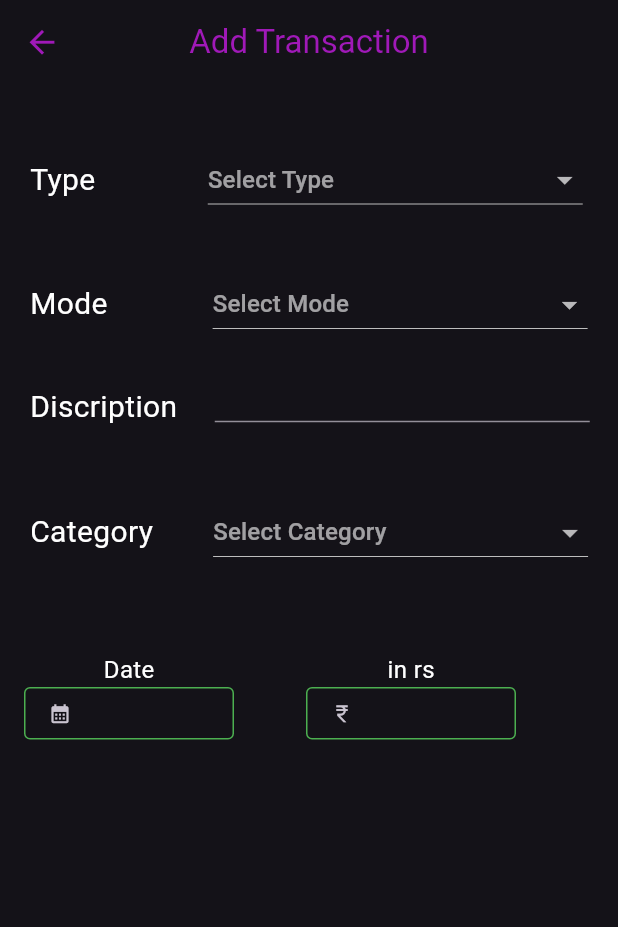
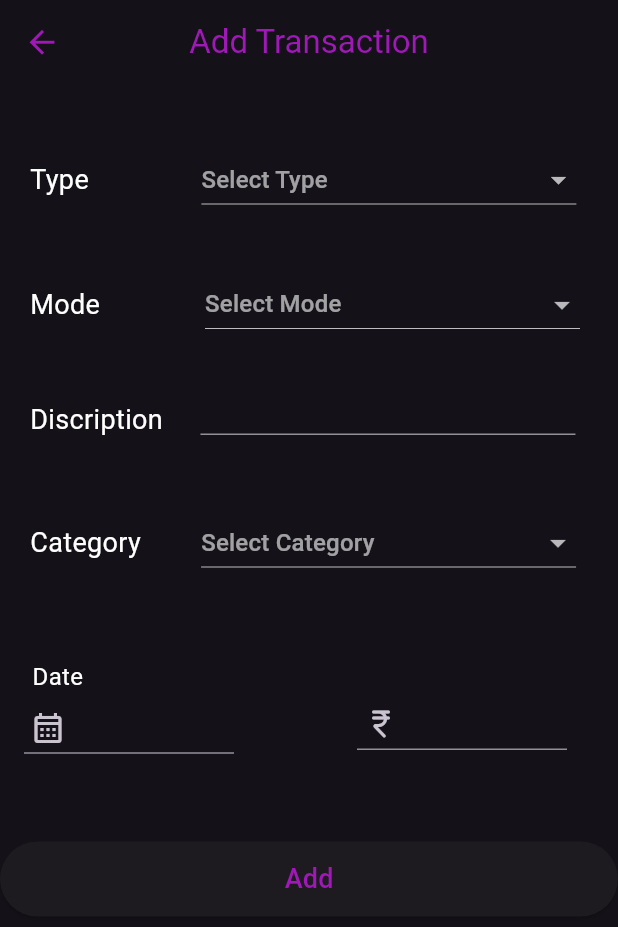
Before and after one commit to kunal-umap/Expances_Manager, a Flutter app: the add_Transaction screen opened directly, on a phone screen of 412 x 824 dp. Shown: the top 927 px of the screen. Run offline on Flutter 3.47's test engine with Material 2 defaults, Android fonts, the light colour scheme and no system bars; our stand-ins replace fl_chart.

Commit message:
add_transaction done

```diff
--- a/lib/pages/Home/home.dart
+++ b/lib/pages/Home/home.dart
@@ -47,7 +47,6 @@ class _bottom_barState extends State<Home> {
           ]),
       floatingActionButtonLocation: FloatingActionButtonLocation.miniEndFloat,
       floatingActionButton: FloatingActionButton(
-        elevation: 10.0,
         foregroundColor: Colors.black,
         onPressed: () {
           Navigator.of(context).push(
--- a/lib/pages/TransactionPage/Add_TransactionPage.dart
+++ b/lib/pages/TransactionPage/Add_TransactionPage.dart
@@ -1,6 +1,7 @@
 // ignore: file_names
 import 'package:expances_management/pages/Home/home.dart';
 import 'package:flutter/material.dart';
+import 'package:intl/intl.dart';
 
 // ignore: camel_case_types
 class add_Transaction extends StatefulWidget {
@@ -27,6 +28,7 @@ class _add_TransactionState extends State<add_Transaction> {
     ("EMI"),
     ("Gadget")
   ];
+  TextEditingController _date = TextEditingController();
 
   @override
   Widget build(BuildContext context) {
@@ -60,7 +62,7 @@ class _add_TransactionState extends State<add_Transaction> {
                 children: [
                   const Text(
                     "Type",
-                    style: TextStyle(fontSize: 20, color: Colors.white),
+                    style: TextStyle(fontSize: 18, color: Colors.white),
                   ),
                   const SizedBox(width: 75),
                   SizedBox(
@@ -90,7 +92,7 @@ class _add_TransactionState extends State<add_Transaction> {
                 children: [
                   const Text(
                     "Mode",
-                    style: TextStyle(fontSize: 20, color: Colors.white),
+                    style: TextStyle(fontSize: 18, color: Colors.white),
                   ),
                   const SizedBox(width: 70),
                   SizedBox(
@@ -110,7 +112,7 @@ class _add_TransactionState extends State<add_Transaction> {
                   )
                 ],
               )),
-          const SizedBox(height: 20),
+          const SizedBox(height: 30),
           const Padding(
               padding: EdgeInsets.fromLTRB(20, 5, 16, 5),
               child: Row(
@@ -118,7 +120,7 @@ class _add_TransactionState extends State<add_Transaction> {
                 children: [
                   Text(
                     "Discription",
-                    style: TextStyle(fontSize: 20, color: Colors.white),
+                    style: TextStyle(fontSize: 18, color: Colors.white),
                   ),
                   SizedBox(width: 25),
                   SizedBox(width: 250, height: 20, child: TextField()),
@@ -132,7 +134,7 @@ class _add_TransactionState extends State<add_Transaction> {
                 children: [
                   const Text(
                     "Category",
-                    style: TextStyle(fontSize: 20, color: Colors.white),
+                    style: TextStyle(fontSize: 18, color: Colors.white),
                   ),
                   const SizedBox(width: 40),
                   SizedBox(
@@ -163,30 +165,41 @@ class _add_TransactionState extends State<add_Transaction> {
                 child: Column(
                   mainAxisAlignment: MainAxisAlignment.start,
                   children: [
-                    const Text(
+                    const Padding(
+                      padding: EdgeInsets.only(right: 95, bottom: 5),
+                      child: Text(
                         "Date",
                         style: TextStyle(fontSize: 16, color: Colors.white),
+                      ),
                     ),
                     SizedBox(
                         width: 140,
                         height: 35,
                         child: TextField(
-                          decoration: InputDecoration(
-                            enabledBorder: OutlineInputBorder(
-                              borderRadius: BorderRadius.circular(4),
-                              borderSide: const BorderSide(color: Colors.green),
-                            ),
-                            focusedBorder: OutlineInputBorder(
-                              borderRadius: BorderRadius.circular(4),
-                              borderSide: const BorderSide(color: Colors.green),
-                            ),
-                            prefixIcon: IconButton(
-                              onPressed: () {},
-                              icon: const Icon(Icons.calendar_month),
-                              iconSize: 15,
+                          keyboardType: TextInputType.none,
+                          style: const TextStyle(fontSize: 20),
+                          controller: _date,
+                          decoration: const InputDecoration(
+                            prefixIcon: Padding(
+                              padding: EdgeInsets.only(right: 16),
+                              child: Icon(
+                                Icons.calendar_month_outlined,
                               ),
                             ),
-                          cursorHeight: 15,
+                          ),
+                          onTap: () async {
+                            DateTime? datapicked = await showDatePicker(
+                                context: context,
+                                initialDate: DateTime.now(),
+                                firstDate: DateTime(2002),
+                                lastDate: DateTime(2030));
+                            if (datapicked != null) {
+                              setState(() {
+                                _date.text =
+                                    DateFormat("yyyy-MM-dd").format(datapicked);
+                              });
+                            }
+                          },
                         ))
                   ],
                 ),
@@ -197,43 +210,48 @@ class _add_TransactionState extends State<add_Transaction> {
                 indent: 40,
                 endIndent: 100,
               ),
-              Padding(
-                padding: const EdgeInsets.fromLTRB(16, 5, 16, 5),
+              const Padding(
+                padding: EdgeInsets.fromLTRB(50, 5, 16, 5),
                 child: Column(
                   mainAxisAlignment: MainAxisAlignment.end,
                   children: [
-                    const Text(
-                      "in rs",
-                      style: TextStyle(
-                        fontSize: 16,
-                        color: Colors.white,
-                      ),
-                    ),
-                    SizedBox(
+                    Padding(
+                      padding: EdgeInsets.only(top: 23),
+                      child: SizedBox(
                           width: 140,
                           height: 35,
                           child: TextField(
+                            keyboardType: TextInputType.number,
+                            style: TextStyle(fontSize: 20),
                             decoration: InputDecoration(
-                            enabledBorder: OutlineInputBorder(
-                              borderRadius: BorderRadius.circular(4),
-                              borderSide: const BorderSide(color: Colors.green),
-                            ),
-                            focusedBorder: OutlineInputBorder(
-                              borderRadius: BorderRadius.circular(4),
-                              borderSide: const BorderSide(color: Colors.green),
-                            ),
-                            prefixIcon: IconButton(
-                              onPressed: () {},
-                              icon: const Icon(Icons.currency_rupee),
-                              iconSize: 15,
+                              prefixIcon: Padding(
+                                padding: EdgeInsets.only(right: 16),
+                                child: Icon(
+                                  Icons.currency_rupee_rounded,
                                 ),
                               ),
-                          cursorHeight: 15,
-                        ))
+                            ),
+                          )),
+                    )
                   ],
                 ),
               ),
             ],
+          ),
+          const SizedBox(
+            height: 20,
+          ),
+          SizedBox(
+            width: 327,
+            height: 50,
+            child: ElevatedButton(
+              onPressed: () {},
+              child: const Text(
+                "Add",
+                style: TextStyle(
+                    color: Color.fromARGB(255, 160, 25, 184), fontSize: 18),
+              ),
+            ),
           )
         ],
       ),
```
Lines whose indentation alone changed are shown as unchanged.
